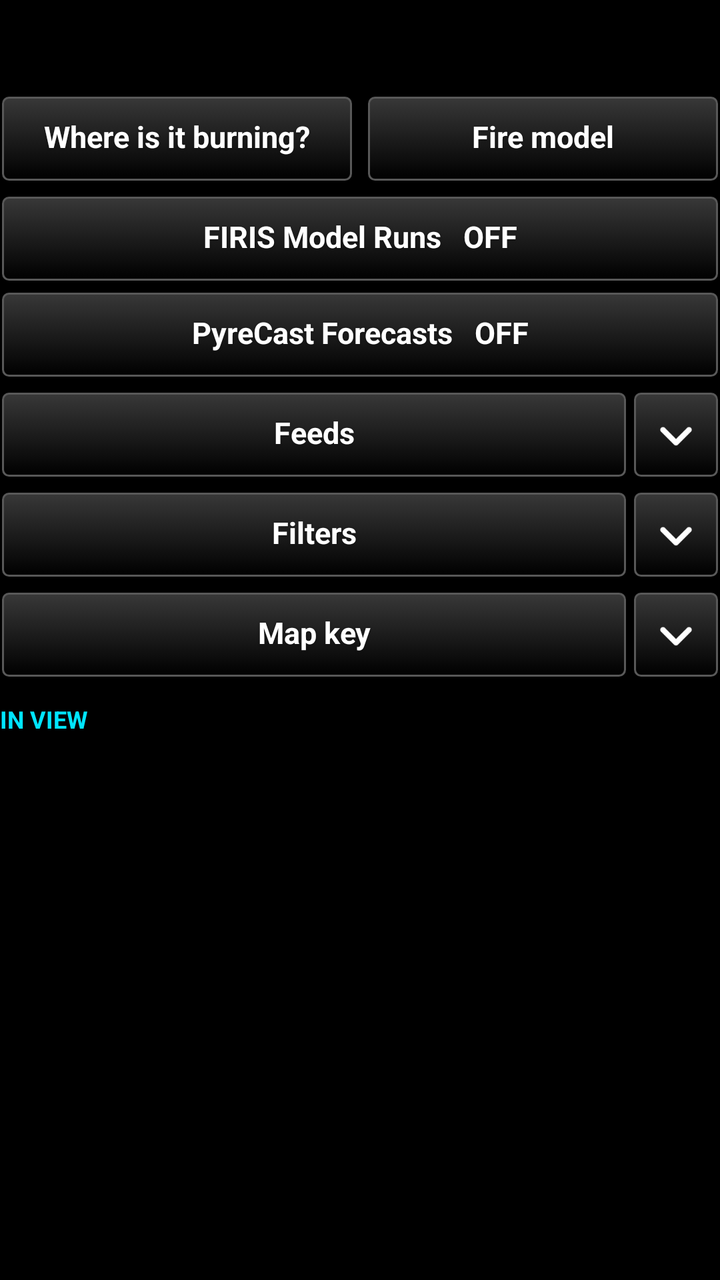
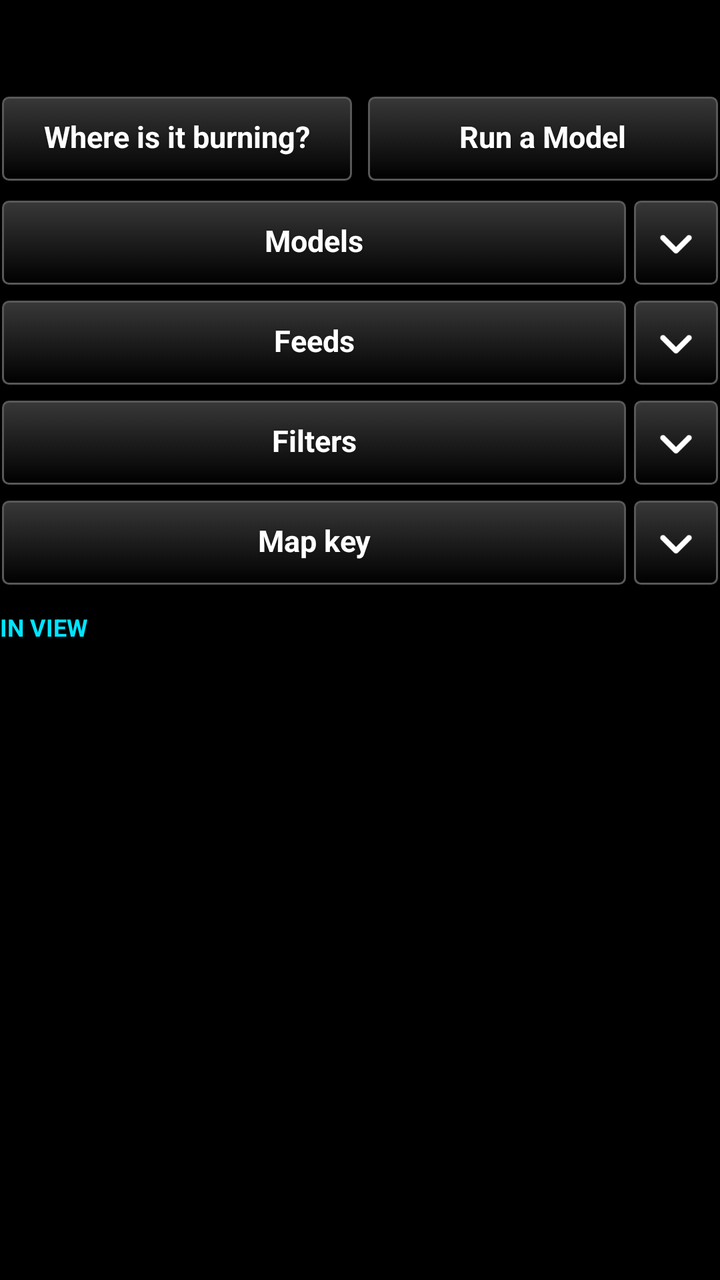

Compare the two renders of this Android layout. The source of the first and the diff that turns it into the second are given below.
<!-- AndroidManifest.xml: application theme AppTheme -->
<!-- res/layout/pane_header.xml -->
<?xml version="1.0" encoding="utf-8"?>
<LinearLayout xmlns:android="http://schemas.android.com/apk/res/android"
    android:layout_width="match_parent"
    android:layout_height="wrap_content"
    android:orientation="vertical"
    android:paddingTop="4dp">

    <TextView
        android:id="@+id/status"
        android:layout_width="match_parent"
        android:layout_height="wrap_content"
        android:textSize="14sp"
        android:textColor="#FFFFFF"
        android:paddingBottom="2dp" />

    <TextView
        android:id="@+id/status_detail"
        android:layout_width="match_parent"
        android:layout_height="wrap_content"
        android:textSize="12sp"
        android:textColor="#BBBBBB"
        android:paddingBottom="6dp" />

    
    <LinearLayout
        android:layout_width="match_parent"
        android:layout_height="wrap_content"
        android:orientation="horizontal"
        android:layout_marginBottom="2dp">
        <Button
            android:id="@+id/btn_activity"
            style="@style/TakwerxButton"
            android:layout_width="0dp"
            android:layout_weight="1"
            android:layout_height="wrap_content"
            android:text="Where is it burning?" />
        <Button
            android:id="@+id/btn_model"
            style="@style/TakwerxButton"
            android:layout_width="0dp"
            android:layout_weight="1"
            android:layout_height="wrap_content"
            android:layout_marginLeft="6dp"
            android:text="Fire model" />
    </LinearLayout>

    
    <Button
        android:id="@+id/btn_firis"
        style="@style/TakwerxButton"
        android:layout_width="match_parent"
        android:layout_height="wrap_content"
        android:layout_marginTop="4dp"
        android:text="FIRIS Model Runs   OFF" />
    <TextView
        android:id="@+id/firis_status"
        android:layout_width="match_parent"
        android:layout_height="wrap_content"
        android:textColor="#B0B0B0"
        android:textSize="12sp"
        android:visibility="gone" />
    
    <LinearLayout
        android:id="@+id/firis_slider"
        android:layout_width="match_parent"
        android:layout_height="wrap_content"
        android:orientation="vertical"
        android:visibility="gone" />

    
    <Button
        android:id="@+id/btn_pyrecast"
        style="@style/TakwerxButton"
        android:layout_width="match_parent"
        android:layout_height="wrap_content"
        android:layout_marginTop="4dp"
        android:text="PyreCast Forecasts   OFF" />
    <TextView
        android:id="@+id/pyrecast_status"
        android:layout_width="match_parent"
        android:layout_height="wrap_content"
        android:textColor="#B0B0B0"
        android:textSize="12sp"
        android:visibility="gone" />
    <LinearLayout
        android:id="@+id/pyrecast_credit"
        android:layout_width="match_parent"
        android:layout_height="wrap_content"
        android:orientation="horizontal"
        android:gravity="center_vertical"
        android:paddingTop="4dp"
        android:paddingBottom="2dp"
        android:visibility="gone">
        <ImageView
            android:id="@+id/pyrecast_logo"
            android:layout_width="wrap_content"
            android:layout_height="34dp"
            android:adjustViewBounds="true"
            android:contentDescription="PyreCast"
            android:src="@drawable/pyrecast_logo" />
        <TextView
            android:id="@+id/pyrecast_link"
            android:layout_width="0dp"
            android:layout_weight="1"
            android:layout_height="wrap_content"
            android:paddingLeft="10dp"
            android:textColor="#B0B0B0"
            android:textSize="12sp"
            android:text="Forecasts by PyreCast, used with permission. Tap for pyrecast.com" />
    </LinearLayout>
    
    <Button
        android:id="@+id/btn_pyrecast_pct"
        style="@style/TakwerxButton"
        android:layout_width="match_parent"
        android:layout_height="wrap_content"
        android:visibility="gone"
        android:text="Predicted Fire Size: Median" />
    <LinearLayout
        android:id="@+id/pyrecast_slider"
        android:layout_width="match_parent"
        android:layout_height="wrap_content"
        android:orientation="vertical"
        android:visibility="gone" />

    
    <LinearLayout
        android:layout_width="match_parent"
        android:layout_height="wrap_content"
        android:orientation="horizontal"
        android:gravity="center_vertical"
        android:layout_marginTop="6dp">
        <Button
            android:id="@+id/fold_feeds_head"
            style="@style/TakwerxButton"
            android:layout_width="0dp"
            android:layout_weight="1"
            android:layout_height="wrap_content"
            android:text="Feeds" />
        <ImageButton
            android:id="@+id/fold_feeds_chev"
            style="@style/TakwerxIconButton"
            android:layout_width="44dp"
            android:layout_weight="0"
            android:layout_marginRight="0dp"
            android:contentDescription="Show feeds"
            android:src="@drawable/ic_expand" />
    </LinearLayout>
    
    <LinearLayout
        android:id="@+id/source_buttons"
        android:layout_width="match_parent"
        android:layout_height="wrap_content"
        android:orientation="vertical"
        android:paddingTop="4dp"
        android:paddingBottom="4dp"
        android:visibility="gone" />

    
    <LinearLayout
        android:layout_width="match_parent"
        android:layout_height="wrap_content"
        android:orientation="horizontal"
        android:gravity="center_vertical"
        android:layout_marginTop="6dp">
        <Button
            android:id="@+id/fold_filters_head"
            style="@style/TakwerxButton"
            android:layout_width="0dp"
            android:layout_weight="1"
            android:layout_height="wrap_content"
            android:text="Filters" />
        <ImageButton
            android:id="@+id/fold_filters_chev"
            style="@style/TakwerxIconButton"
            android:layout_width="44dp"
            android:layout_weight="0"
            android:layout_marginRight="0dp"
            android:contentDescription="Show filters"
            android:src="@drawable/ic_expand" />
    </LinearLayout>
    <LinearLayout
        android:id="@+id/fold_filters_body"
        android:layout_width="match_parent"
        android:layout_height="wrap_content"
        android:orientation="vertical"
        android:paddingTop="4dp"
        android:paddingBottom="4dp"
        android:visibility="gone">

        
        <Button
            android:id="@+id/btn_area"
            style="@style/TakwerxButton"
            android:layout_width="match_parent"
            android:layout_height="wrap_content"
            android:text="Area: What is in view" />

        <LinearLayout
            android:layout_width="match_parent"
            android:layout_height="wrap_content"
            android:orientation="horizontal"
            android:paddingTop="6dp">
            <Button
                android:id="@+id/btn_window"
                style="@style/TakwerxButton"
                android:layout_width="0dp"
                android:layout_weight="1"
                android:layout_height="wrap_content"
                android:text="Last 24 h" />
            <Button
                android:id="@+id/btn_confidence"
                style="@style/TakwerxButton"
                android:layout_width="0dp"
                android:layout_weight="1"
                android:layout_height="wrap_content"
                android:layout_marginLeft="6dp"
                android:text="Any confidence" />
        </LinearLayout>

        <LinearLayout
            android:layout_width="match_parent"
            android:layout_height="wrap_content"
            android:orientation="horizontal"
            android:paddingTop="6dp">
            <Button
                android:id="@+id/btn_industrial"
                style="@style/TakwerxButton"
                android:layout_width="0dp"
                android:layout_weight="1"
                android:layout_height="wrap_content"
                android:text="Industrial flagged" />
            <Button
                android:id="@+id/btn_refresh_every"
                style="@style/TakwerxButton"
                android:layout_width="0dp"
                android:layout_weight="1"
                android:layout_height="wrap_content"
                android:layout_marginLeft="6dp"
                android:text="Refresh: 10 min" />
        </LinearLayout>

        <Button
            android:id="@+id/btn_refresh"
            style="@style/TakwerxButton"
            android:layout_width="match_parent"
            android:layout_height="wrap_content"
            android:layout_marginTop="6dp"
            android:text="Refresh now" />
    </LinearLayout>

    
    <LinearLayout
        android:layout_width="match_parent"
        android:layout_height="wrap_content"
        android:orientation="horizontal"
        android:gravity="center_vertical"
        android:layout_marginTop="6dp">
        <Button
            android:id="@+id/fold_key_head"
            style="@style/TakwerxButton"
            android:layout_width="0dp"
            android:layout_weight="1"
            android:layout_height="wrap_content"
            android:text="Map key" />
        <ImageButton
            android:id="@+id/fold_key_chev"
            style="@style/TakwerxIconButton"
            android:layout_width="44dp"
            android:layout_weight="0"
            android:layout_marginRight="0dp"
            android:contentDescription="Show map key"
            android:src="@drawable/ic_expand" />
    </LinearLayout>
    
    <LinearLayout
        android:id="@+id/legend"
        android:layout_width="match_parent"
        android:layout_height="wrap_content"
        android:orientation="vertical"
        android:paddingTop="6dp"
        android:paddingBottom="4dp"
        android:visibility="gone" />

    <TextView
        android:id="@+id/list_heading"
        android:layout_width="match_parent"
        android:layout_height="wrap_content"
        style="@style/TakwerxSectionHeading"
        android:text="In view" />
</LinearLayout>
<!-- resources referenced by this layout -->
<resources>
  <style name="TakwerxButton" parent="@style/darkButton">
          <item name="android:paddingLeft">12dp</item>
          <item name="android:paddingRight">12dp</item>
          <item name="android:paddingTop">6dp</item>
          <item name="android:paddingBottom">8dp</item>
          <item name="android:minHeight">44dp</item>
          <item name="android:minWidth">0dp</item>
          <item name="android:textSize">15sp</item>
          <item name="android:singleLine">true</item>
          <item name="android:ellipsize">end</item>
      </style>
  <style name="TakwerxIconButton">
          <item name="android:layout_width">0dp</item>
          <item name="android:layout_weight">1</item>
          <item name="android:layout_height">44dp</item>
          <item name="android:layout_marginLeft">2dp</item>
          <item name="android:layout_marginRight">2dp</item>
          <item name="android:background">@drawable/btn_gray</item>
          <item name="android:scaleType">centerInside</item>
          <item name="android:padding">9dp</item>
      </style>
  <style name="TakwerxSectionHeading">
          <item name="android:textSize">12sp</item>
          <item name="android:textAllCaps">true</item>
          <item name="android:textStyle">bold</item>
          <item name="android:textColor">#00E5FF</item>
          <item name="android:paddingTop">12dp</item>
          <item name="android:paddingBottom">2dp</item>
      </style>
  <style name="AppTheme" parent="@android:style/Theme.Holo">
          <item name="android:buttonStyle">@android:style/Widget.Button</item>
          <item name="android:imageButtonStyle">@android:style/Widget.Button</item>
          <item name="android:buttonStyleToggle">@android:style/Widget.Button</item>
          <item name="android:spinnerStyle">@style/ATAKSpinner</item>
          <item name="android:spinnerItemStyle">@style/ATAKSpinnerItem</item>
          <item name="android:editTextStyle">@style/ATAKEditText</item>
      </style>
  <style name="darkButton" parent="@android:style/Widget.Button">
          <item name="android:background">@drawable/btn_gray</item>
          <item name="android:shadowColor">@color/darker_gray</item>
          <item name="android:shadowDy">1</item>
          <item name="android:shadowRadius">2</item>
          <item name="android:textColor">@color/white</item>
          <item name="android:textStyle">bold</item>
          <item name="android:paddingTop">0dp</item>
          <item name="android:paddingBottom">3dp</item>
          <item name="android:textSize">@dimen/fontSize</item>
      </style>
  <style name="ATAKSpinner" parent="@android:style/Widget.Spinner">
          <item name="android:spinnerMode">dialog</item>
      </style>
  <style name="ATAKSpinnerItem">
          <item name="android:textColor">@android:color/white</item>
          <item name="android:dropDownVerticalOffset">0dip</item>
          <item name="android:dropDownHorizontalOffset">0dip</item>
          <item name="android:dropDownWidth">wrap_content</item>
          <item name="android:gravity">left|center_vertical</item>
      </style>
  <style name="ATAKEditText" parent="@android:style/Widget.EditText">
          
          
  
          
          <item name="android:imeOptions">flagNoFullscreen</item>
      </style>
  <color name="darker_gray">#121212</color>
  <color name="white">#ffffff</color>
  <dimen name="fontSize">14sp</dimen>
  <!-- drawable new_dark_button_disabled (drawable) -->
  <?xml version="1.0" encoding="utf-8"?>
  <layer-list xmlns:android="http://schemas.android.com/apk/res/android">
      <item android:bottom="1dp" android:right="1dp" android:left="1dp" android:top="1dp">
          <shape android:shape="rectangle">
              <corners android:radius="3dp" />
              <stroke
                  android:width="1dp"
                  android:color="#484848" />
              <solid android:color="#484848" />
          </shape>
      </item>
  </layer-list>
  <!-- unchanged entries left out for length: 5 -->
</resources>

<!-- the commit's change to res/layout/pane_header.xml (unified diff, before → after) -->
@@ -41,87 +41,118 @@
             android:layout_weight="1"
             android:layout_height="wrap_content"
             android:layout_marginLeft="6dp"
-            android:text="Fire model" />
-    </LinearLayout>
-
-    
-    <Button
-        android:id="@+id/btn_firis"
-        style="@style/TakwerxButton"
-        android:layout_width="match_parent"
-        android:layout_height="wrap_content"
-        android:layout_marginTop="4dp"
-        android:text="FIRIS Model Runs   OFF" />
-    <TextView
-        android:id="@+id/firis_status"
-        android:layout_width="match_parent"
-        android:layout_height="wrap_content"
-        android:textColor="#B0B0B0"
-        android:textSize="12sp"
-        android:visibility="gone" />
-    
-    <LinearLayout
-        android:id="@+id/firis_slider"
+            android:text="Run a Model" />
+    </LinearLayout>
+
+    
+    <LinearLayout
+        android:layout_width="match_parent"
+        android:layout_height="wrap_content"
+        android:orientation="horizontal"
+        android:gravity="center_vertical"
+        android:layout_marginTop="6dp">
+        <Button
+            android:id="@+id/fold_models_head"
+            style="@style/TakwerxButton"
+            android:layout_width="0dp"
+            android:layout_weight="1"
+            android:layout_height="wrap_content"
+            android:text="Models" />
+        <ImageButton
+            android:id="@+id/fold_models_chev"
+            style="@style/TakwerxIconButton"
+            android:layout_width="44dp"
+            android:layout_weight="0"
+            android:layout_marginRight="0dp"
+            android:contentDescription="Show models"
+            android:src="@drawable/ic_expand" />
+    </LinearLayout>
+    <LinearLayout
+        android:id="@+id/fold_models_body"
         android:layout_width="match_parent"
         android:layout_height="wrap_content"
         android:orientation="vertical"
-        android:visibility="gone" />
-
-    
-    <Button
-        android:id="@+id/btn_pyrecast"
-        style="@style/TakwerxButton"
-        android:layout_width="match_parent"
-        android:layout_height="wrap_content"
-        android:layout_marginTop="4dp"
-        android:text="PyreCast Forecasts   OFF" />
-    <TextView
-        android:id="@+id/pyrecast_status"
-        android:layout_width="match_parent"
-        android:layout_height="wrap_content"
-        android:textColor="#B0B0B0"
-        android:textSize="12sp"
-        android:visibility="gone" />
-    <LinearLayout
-        android:id="@+id/pyrecast_credit"
-        android:layout_width="match_parent"
-        android:layout_height="wrap_content"
-        android:orientation="horizontal"
-        android:gravity="center_vertical"
-        android:paddingTop="4dp"
-        android:paddingBottom="2dp"
         android:visibility="gone">
-        <ImageView
-            android:id="@+id/pyrecast_logo"
-            android:layout_width="wrap_content"
-            android:layout_height="34dp"
-            android:adjustViewBounds="true"
-            android:contentDescription="PyreCast"
-            android:src="@drawable/pyrecast_logo" />
+        
+        <Button
+            android:id="@+id/btn_firis"
+            style="@style/TakwerxButton"
+            android:layout_width="match_parent"
+            android:layout_height="wrap_content"
+            android:layout_marginTop="4dp"
+            android:text="FIRIS Model Runs   OFF" />
         <TextView
-            android:id="@+id/pyrecast_link"
-            android:layout_width="0dp"
-            android:layout_weight="1"
-            android:layout_height="wrap_content"
-            android:paddingLeft="10dp"
+            android:id="@+id/firis_status"
+            android:layout_width="match_parent"
+            android:layout_height="wrap_content"
             android:textColor="#B0B0B0"
             android:textSize="12sp"
-            android:text="Forecasts by PyreCast, used with permission. Tap for pyrecast.com" />
-    </LinearLayout>
-    
-    <Button
-        android:id="@+id/btn_pyrecast_pct"
-        style="@style/TakwerxButton"
-        android:layout_width="match_parent"
-        android:layout_height="wrap_content"
-        android:visibility="gone"
-        android:text="Predicted Fire Size: Median" />
-    <LinearLayout
-        android:id="@+id/pyrecast_slider"
-        android:layout_width="match_parent"
-        android:layout_height="wrap_content"
-        android:orientation="vertical"
-        android:visibility="gone" />
+            android:visibility="gone" />
+        
+        <LinearLayout
+            android:id="@+id/firis_slider"
+            android:layout_width="match_parent"
+            android:layout_height="wrap_content"
+            android:orientation="vertical"
+            android:visibility="gone" />
+
+        
+        <Button
+            android:id="@+id/btn_pyrecast"
+            style="@style/TakwerxButton"
+            android:layout_width="match_parent"
+            android:layout_height="wrap_content"
+            android:layout_marginTop="4dp"
+            android:text="PyreCast Forecasts   OFF" />
+        <TextView
+            android:id="@+id/pyrecast_status"
+            android:layout_width="match_parent"
+            android:layout_height="wrap_content"
+            android:textColor="#B0B0B0"
+            android:textSize="12sp"
+            android:visibility="gone" />
+        <LinearLayout
+            android:id="@+id/pyrecast_credit"
+            android:layout_width="match_parent"
+            android:layout_height="wrap_content"
+            android:orientation="horizontal"
+            android:gravity="center_vertical"
+            android:paddingTop="4dp"
+            android:paddingBottom="2dp"
+            android:visibility="gone">
+            <ImageView
+                android:id="@+id/pyrecast_logo"
+                android:layout_width="wrap_content"
+                android:layout_height="34dp"
+                android:adjustViewBounds="true"
+                android:contentDescription="PyreCast"
+                android:src="@drawable/pyrecast_logo" />
+            <TextView
+                android:id="@+id/pyrecast_link"
+                android:layout_width="0dp"
+                android:layout_weight="1"
+                android:layout_height="wrap_content"
+                android:paddingLeft="10dp"
+                android:textColor="#B0B0B0"
+                android:textSize="12sp"
+                android:text="Forecasts by PyreCast, used with permission. Tap for pyrecast.com" />
+        </LinearLayout>
+        
+        <Button
+            android:id="@+id/btn_pyrecast_pct"
+            style="@style/TakwerxButton"
+            android:layout_width="match_parent"
+            android:layout_height="wrap_content"
+            android:visibility="gone"
+            android:text="Predicted Fire Size: Median" />
+        <LinearLayout
+            android:id="@+id/pyrecast_slider"
+            android:layout_width="match_parent"
+            android:layout_height="wrap_content"
+            android:orientation="vertical"
+            android:visibility="gone" />
+
+    </LinearLayout>
 
     
     <LinearLayout
